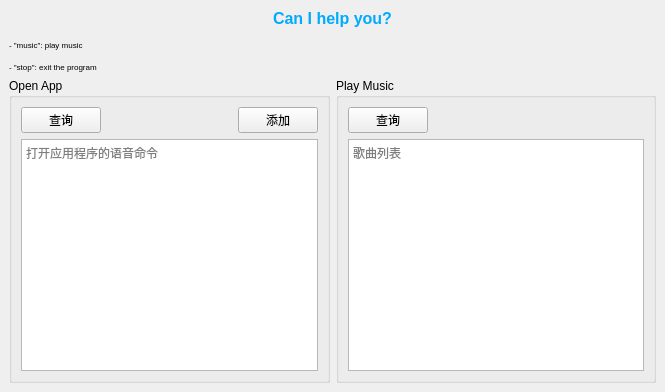
lif314/Google-Speech-Recognition-Assistant, file ui/main.ui: the form before one commit.
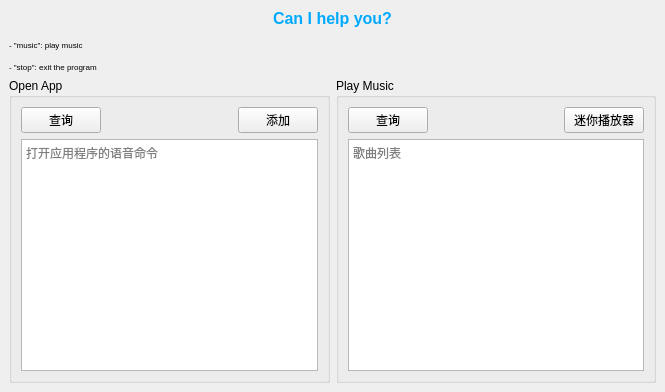
The form after the commit.

Diff of the .ui file:
```diff
--- a/ui/main.ui
+++ b/ui/main.ui
@@ -107,6 +107,13 @@
                </property>
               </spacer>
              </item>
+             <item>
+              <widget class="QPushButton" name="mediaButton">
+               <property name="text">
+                <string>迷你播放器</string>
+               </property>
+              </widget>
+             </item>
             </layout>
            </item>
            <item>
```
